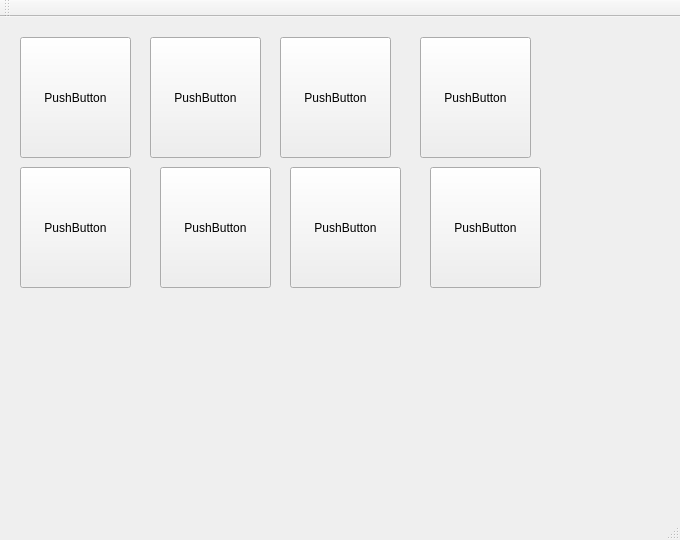
The window that CenterServer/mainwindow.ui (Anne081031/ParkSolution) describes before a commit, drawn with Qt 5.
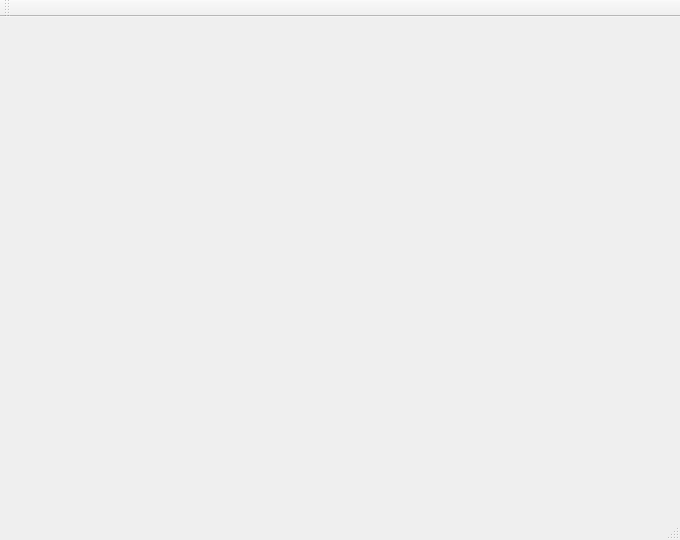
The same window after the commit.

The edit to the form file:
```diff
--- a/CenterServer/mainwindow.ui
+++ b/CenterServer/mainwindow.ui
@@ -14,108 +14,25 @@
    <string>MainWindow</string>
   </property>
   <widget class="QWidget" name="centralWidget">
-   <widget class="QPushButton" name="pushButton">
+   <widget class="QWidget" name="gridLayoutWidget">
     <property name="geometry">
      <rect>
-      <x>20</x>
-      <y>20</y>
-      <width>111</width>
-      <height>121</height>
+      <x>130</x>
+      <y>320</y>
+      <width>160</width>
+      <height>80</height>
      </rect>
     </property>
-    <property name="text">
-     <string>PushButton</string>
-    </property>
+    <layout class="QGridLayout" name="gridLayout"/>
    </widget>
-   <widget class="QPushButton" name="pushButton_2">
+   <widget class="QWidget" name="widget" native="true">
     <property name="geometry">
      <rect>
-      <x>150</x>
-      <y>20</y>
-      <width>111</width>
-      <height>121</height>
+      <x>270</x>
+      <y>90</y>
+      <width>120</width>
+      <height>80</height>
      </rect>
-    </property>
-    <property name="text">
-     <string>PushButton</string>
-    </property>
-   </widget>
-   <widget class="QPushButton" name="pushButton_3">
-    <property name="geometry">
-     <rect>
-      <x>280</x>
-      <y>20</y>
-      <width>111</width>
-      <height>121</height>
-     </rect>
-    </property>
-    <property name="text">
-     <string>PushButton</string>
-    </property>
-   </widget>
-   <widget class="QPushButton" name="pushButton_4">
-    <property name="geometry">
-     <rect>
-      <x>420</x>
-      <y>20</y>
-      <width>111</width>
-      <height>121</height>
-     </rect>
-    </property>
-    <property name="text">
-     <string>PushButton</string>
-    </property>
-   </widget>
-   <widget class="QPushButton" name="pushButton_5">
-    <property name="geometry">
-     <rect>
-      <x>20</x>
-      <y>150</y>
-      <width>111</width>
-      <height>121</height>
-     </rect>
-    </property>
-    <property name="text">
-     <string>PushButton</string>
-    </property>
-   </widget>
-   <widget class="QPushButton" name="pushButton_6">
-    <property name="geometry">
-     <rect>
-      <x>160</x>
-      <y>150</y>
-      <width>111</width>
-      <height>121</height>
-     </rect>
-    </property>
-    <property name="text">
-     <string>PushButton</string>
-    </property>
-   </widget>
-   <widget class="QPushButton" name="pushButton_7">
-    <property name="geometry">
-     <rect>
-      <x>290</x>
-      <y>150</y>
-      <width>111</width>
-      <height>121</height>
-     </rect>
-    </property>
-    <property name="text">
-     <string>PushButton</string>
-    </property>
-   </widget>
-   <widget class="QPushButton" name="pushButton_8">
-    <property name="geometry">
-     <rect>
-      <x>430</x>
-      <y>150</y>
-      <width>111</width>
-      <height>121</height>
-     </rect>
-    </property>
-    <property name="text">
-     <string>PushButton</string>
     </property>
    </widget>
   </widget>
```
Left out of the diff: 2 changed lines with no effect on the pictures.
